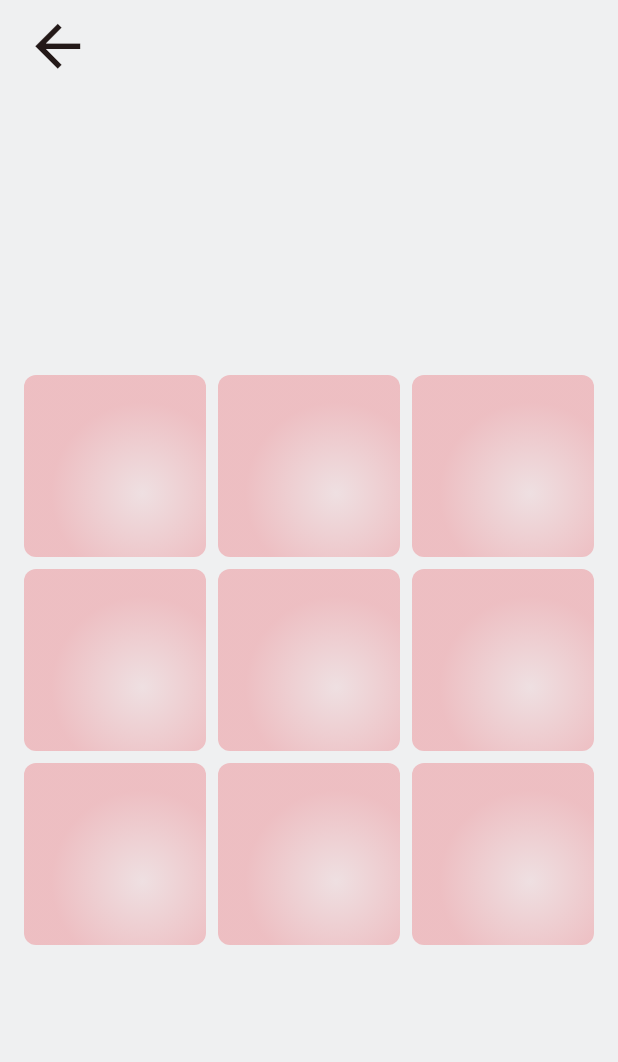
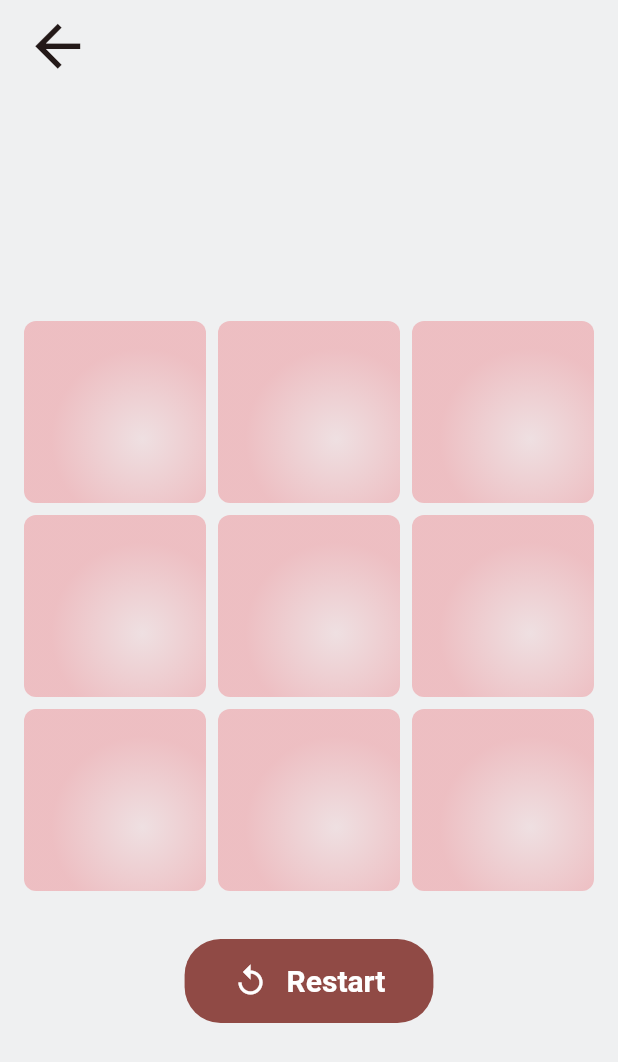
Before and after one commit to icodeyou/betclictactoe, a Flutter app: the GameScreen screen opened by its route, on a phone screen of 412 x 824 dp. Shown: the top 1062 px of the screen. Run offline on Flutter 3.47's test engine with Material 3 defaults, Android fonts, the light colour scheme and no system bars; our stand-ins replace audioplayers, flutter_riverpod, go_router, logger; generated files the repository leaves out were written again.

Commit message:
feat(play): restart button

```diff
--- a/lib/app/i18n/en.i18n.yaml
+++ b/lib/app/i18n/en.i18n.yaml
@@ -8,3 +8,6 @@ settingsScreen:
   soundFXLabel: Sound FX
   musicLabel: Music
   credits: Music by Mr Smith
+
+playScreen:
+  restartButtonLabel: Restart
--- a/lib/app/i18n/fr.i18n.yaml
+++ b/lib/app/i18n/fr.i18n.yaml
@@ -8,3 +8,6 @@ settingsScreen:
   soundFXLabel: Effets Sonores
   musicLabel: Musique
   credits: Musique par Mr Smith
+
+playScreen:
+  restartButtonLabel: Recommencer
--- a/lib/presentation/game/ui/game_screen.dart
+++ b/lib/presentation/game/ui/game_screen.dart
@@ -1,17 +1,42 @@
+import 'package:betclictactoe/app/i18n/translations.g.dart';
+import 'package:betclictactoe/presentation/game/notifier/play_notifier.dart';
+import 'package:betclictactoe/presentation/game/ui/play_view.dart';
 import 'package:betclictactoe/presentation/shared/theme/app_colors.dart';
-import 'package:betclictactoe/presentation/game/ui/play_view.dart';
 import 'package:betclictactoe/presentation/shared/widgets/app_back_button.dart';
+import 'package:betclictactoe/presentation/shared/widgets/app_button.dart';
 import 'package:flutter/material.dart';
+import 'package:flutter_riverpod/flutter_riverpod.dart';
 
-class GameScreen extends StatelessWidget {
+class GameScreen extends ConsumerWidget {
   const GameScreen({super.key});
 
   @override
-  Widget build(BuildContext context) {
+  Widget build(BuildContext context, WidgetRef ref) {
     return Scaffold(
       backgroundColor: AppColors.background,
       appBar: AppBar(leading: AppBackButton()),
-      body: Center(child: PlayView()),
+      body: Center(
+        child: Column(
+          mainAxisSize: MainAxisSize.min,
+          spacing: 16,
+          children: [
+            PlayView(),
+            AppButton(
+              onPressed: () {
+                ref.invalidate(playNotifierProvider);
+              },
+              child: Row(
+                mainAxisSize: MainAxisSize.min,
+                spacing: 12,
+                children: [
+                  Icon(Icons.replay, size: 24),
+                  Text(t.playScreen.restartButtonLabel),
+                ],
+              ),
+            ),
+          ],
+        ),
+      ),
     );
   }
 }
```
